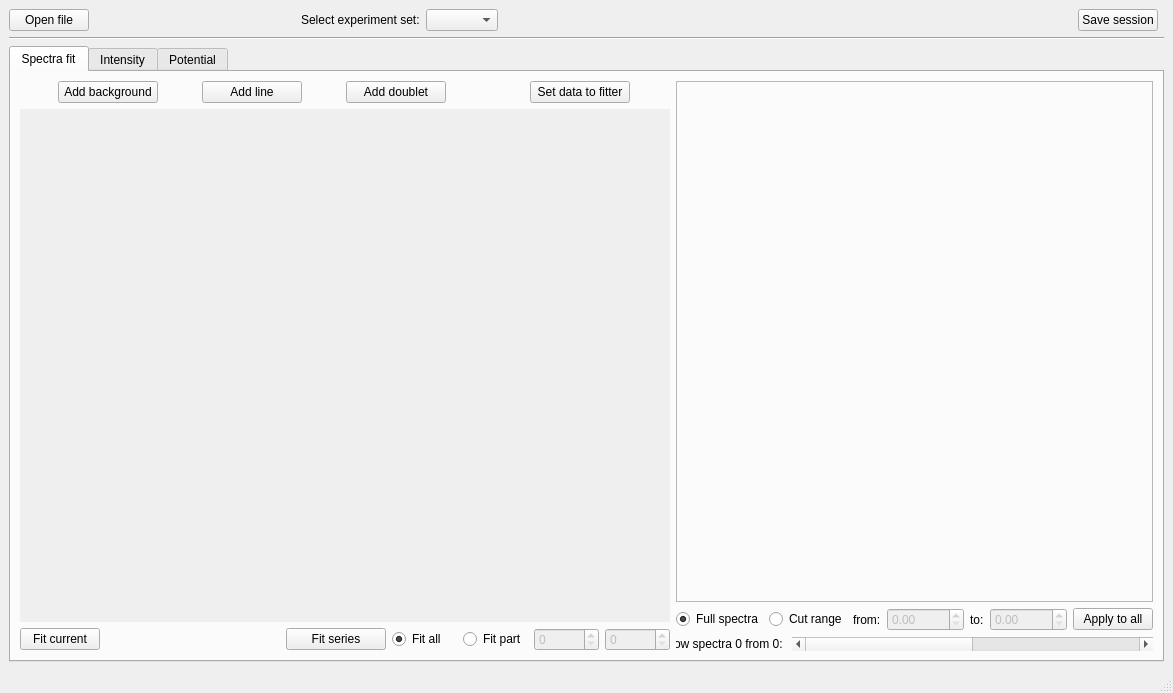
First picture: the form in src/ui/main_window.ui, repository yamedvedya/ntr_haxpes, before the edit.
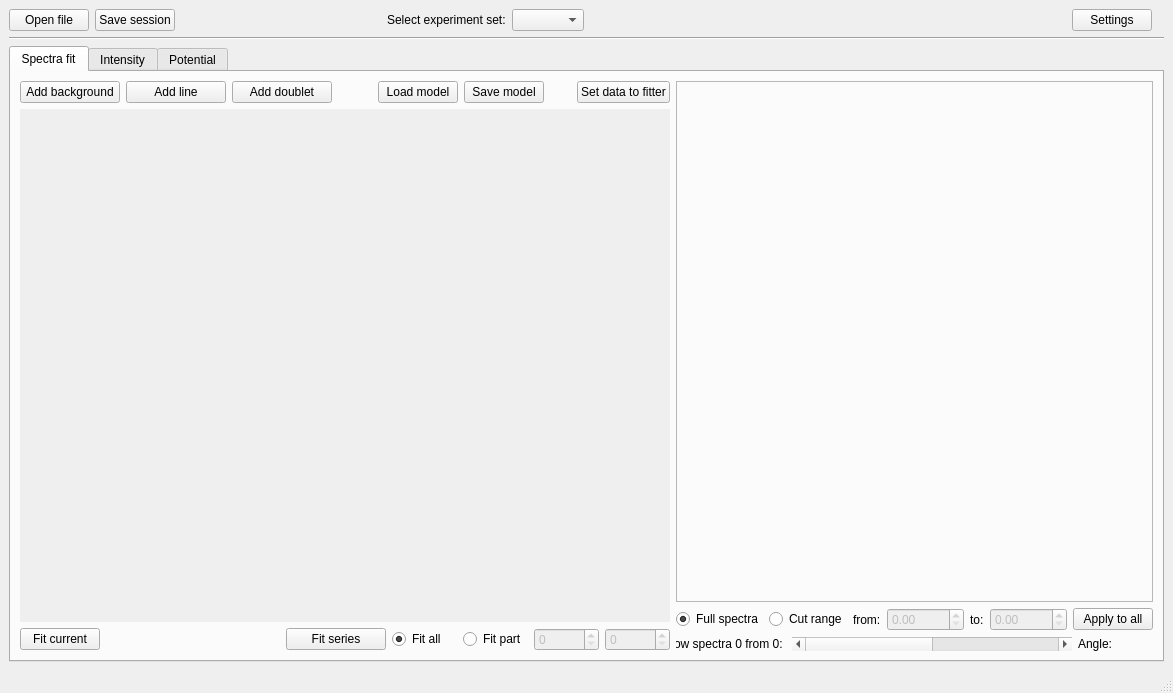
Second picture: the form after the edit.

Patch:
```diff
--- a/src/ui/main_window.ui
+++ b/src/ui/main_window.ui
@@ -6,7 +6,7 @@
    <rect>
     <x>0</x>
     <y>0</y>
-    <width>1063</width>
+    <width>1144</width>
     <height>693</height>
    </rect>
   </property>
@@ -15,64 +15,14 @@
   </property>
   <widget class="QWidget" name="centralwidget">
    <layout class="QGridLayout" name="gridLayout">
-    <item row="0" column="0">
-     <widget class="QPushButton" name="b_select_file">
+    <item row="0" column="6">
+     <widget class="QPushButton" name="but_settings">
       <property name="text">
-       <string>Open file</string>
+       <string>Settings</string>
       </property>
      </widget>
     </item>
-    <item row="0" column="1">
-     <widget class="QLabel" name="l_folder">
-      <property name="minimumSize">
-       <size>
-        <width>200</width>
-        <height>0</height>
-       </size>
-      </property>
-      <property name="text">
-       <string/>
-      </property>
-     </widget>
-    </item>
-    <item row="0" column="2">
-     <widget class="QLabel" name="label">
-      <property name="text">
-       <string>Select experiment set:</string>
-      </property>
-     </widget>
-    </item>
-    <item row="0" column="3">
-     <widget class="QComboBox" name="cb_experimental_set"/>
-    </item>
-    <item row="0" column="4">
-     <spacer name="horizontalSpacer">
-      <property name="orientation">
-       <enum>Qt::Horizontal</enum>
-      </property>
-      <property name="sizeHint" stdset="0">
-       <size>
-        <width>778</width>
-        <height>20</height>
-       </size>
-      </property>
-     </spacer>
-    </item>
-    <item row="0" column="5">
-     <widget class="QPushButton" name="but_save_session">
-      <property name="text">
-       <string>Save session</string>
-      </property>
-     </widget>
-    </item>
-    <item row="1" column="0" colspan="7">
-     <widget class="Line" name="line">
-      <property name="orientation">
-       <enum>Qt::Horizontal</enum>
-      </property>
-     </widget>
-    </item>
-    <item row="2" column="0" colspan="7">
+    <item row="2" column="0" colspan="9">
      <widget class="QTabWidget" name="tab_mode">
       <property name="enabled">
        <bool>true</bool>
@@ -162,6 +112,33 @@
               </property>
              </spacer>
             </item>
+            <item>
+             <widget class="QPushButton" name="s_but_load_model">
+              <property name="text">
+               <string>Load model</string>
+              </property>
+             </widget>
+            </item>
+            <item>
+             <widget class="QPushButton" name="s_but_save_model">
+              <property name="text">
+               <string>Save model</string>
+              </property>
+             </widget>
+            </item>
+            <item>
+             <spacer name="horizontalSpacer_2">
+              <property name="orientation">
+               <enum>Qt::Horizontal</enum>
+              </property>
+              <property name="sizeHint" stdset="0">
+               <size>
+                <width>40</width>
+                <height>20</height>
+               </size>
+              </property>
+             </spacer>
+            </item>
             <item>
              <widget class="QPushButton" name="s_pb_set_data">
               <property name="maximumSize">
@@ -553,6 +530,25 @@
               </property>
              </widget>
             </item>
+            <item>
+             <widget class="QLabel" name="s_lb_angle">
+              <property name="minimumSize">
+               <size>
+                <width>75</width>
+                <height>0</height>
+               </size>
+              </property>
+              <property name="maximumSize">
+               <size>
+                <width>75</width>
+                <height>16777215</height>
+               </size>
+              </property>
+              <property name="text">
+               <string>Angle: </string>
+              </property>
+             </widget>
+            </item>
            </layout>
           </item>
          </layout>
@@ -1014,6 +1010,63 @@
       </widget>
      </widget>
     </item>
+    <item row="0" column="3">
+     <widget class="QLabel" name="label">
+      <property name="text">
+       <string>Select experiment set:</string>
+      </property>
+     </widget>
+    </item>
+    <item row="0" column="5">
+     <spacer name="horizontalSpacer">
+      <property name="orientation">
+       <enum>Qt::Horizontal</enum>
+      </property>
+      <property name="sizeHint" stdset="0">
+       <size>
+        <width>778</width>
+        <height>20</height>
+       </size>
+      </property>
+     </spacer>
+    </item>
+    <item row="0" column="0">
+     <widget class="QPushButton" name="b_select_file">
+      <property name="text">
+       <string>Open file</string>
+      </property>
+     </widget>
+    </item>
+    <item row="0" column="4">
+     <widget class="QComboBox" name="cb_experimental_set"/>
+    </item>
+    <item row="0" column="2">
+     <widget class="QLabel" name="l_folder">
+      <property name="minimumSize">
+       <size>
+        <width>200</width>
+        <height>0</height>
+       </size>
+      </property>
+      <property name="text">
+       <string/>
+      </property>
+     </widget>
+    </item>
+    <item row="1" column="0" colspan="9">
+     <widget class="Line" name="line">
+      <property name="orientation">
+       <enum>Qt::Horizontal</enum>
+      </property>
+     </widget>
+    </item>
+    <item row="0" column="1">
+     <widget class="QPushButton" name="but_save_session">
+      <property name="text">
+       <string>Save session</string>
+      </property>
+     </widget>
+    </item>
    </layout>
   </widget>
   <widget class="QMenuBar" name="menubar">
```
Left out of the diff: 64 changed lines with no effect on the pictures.
